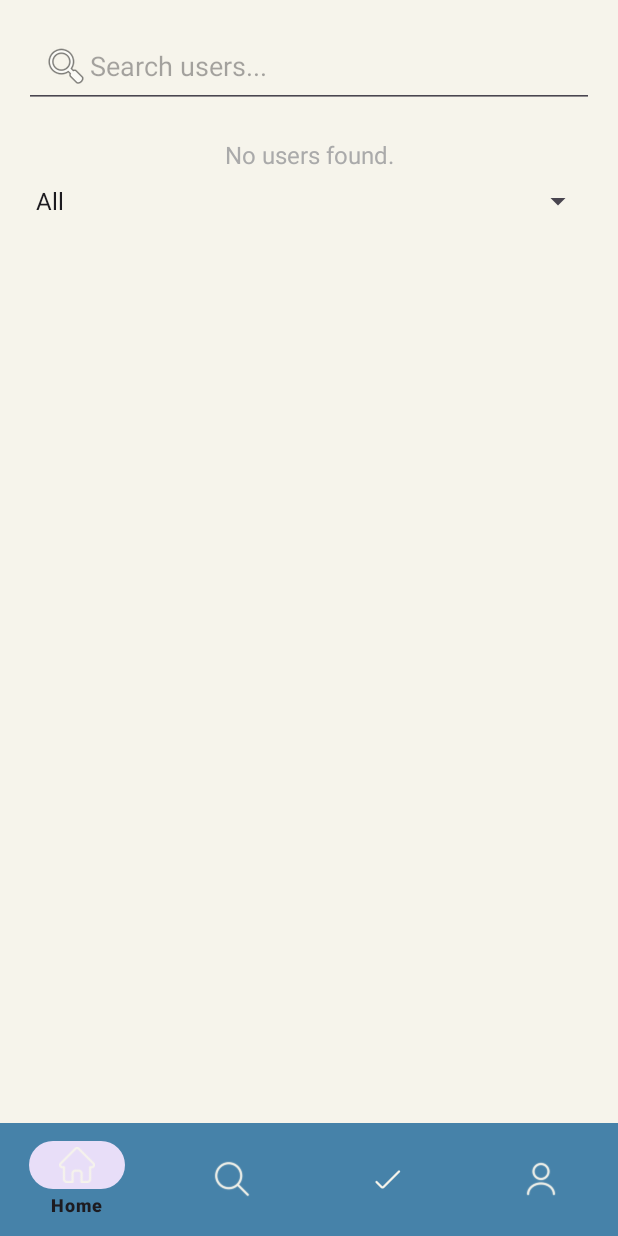
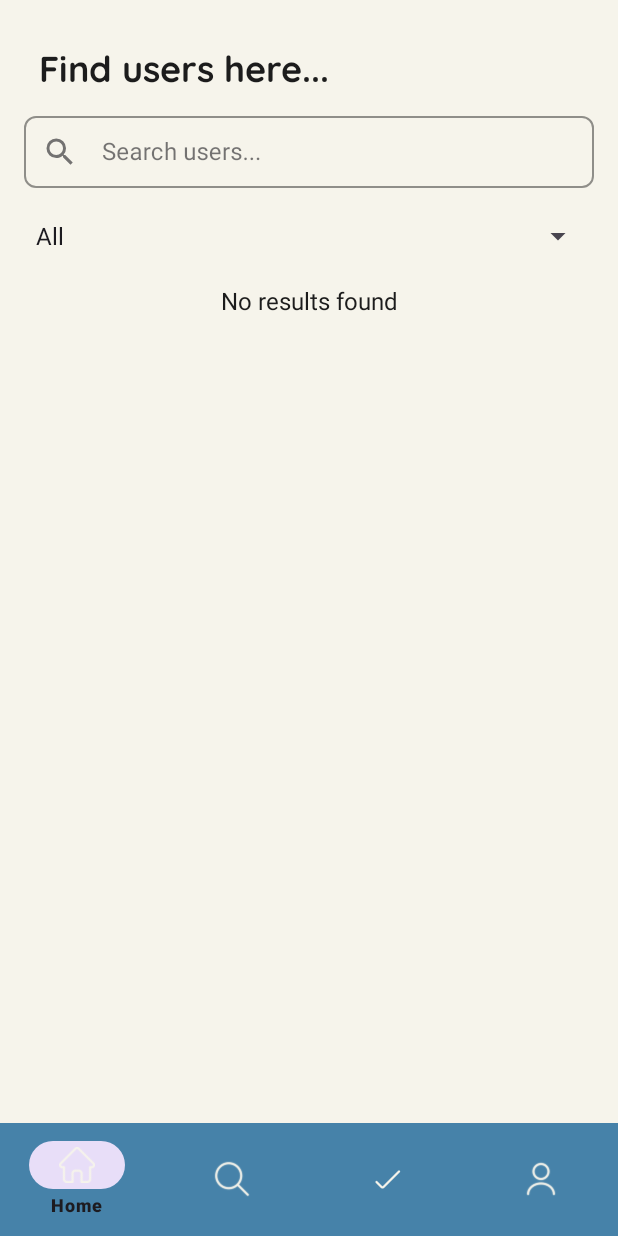
Before and after one commit to Ghostx-x/Hugo, an Android app: the fragment SearchFragment placed in its activity, on a phone screen of 412 x 824 dp. Run offline under Robolectric (Android 15) with nearby library versions, the phone set to English and light mode, and no system bars; our stand-ins replace Firebase (no records; nobody signed in at launch, a user with empty details on screens opened directly), Picasso.

Commit message:
Modified SearchFragment

```diff
--- a/app/src/main/java/com/example/hugo/bottomnavbar/Search/SearchFragment.java
+++ b/app/src/main/java/com/example/hugo/bottomnavbar/Search/SearchFragment.java
@@ -1,12 +1,15 @@
 package com.example.hugo.bottomnavbar.Search;
 
 import android.os.Bundle;
+import android.os.Handler;
+import android.os.Looper;
 import android.text.Editable;
 import android.text.TextWatcher;
 import android.view.LayoutInflater;
 import android.view.View;
 import android.view.ViewGroup;
 import android.widget.AdapterView;
+import android.widget.ArrayAdapter;
 import android.widget.EditText;
 import android.widget.Spinner;
 import android.widget.TextView;
@@ -61,11 +64,22 @@ public class SearchFragment extends Fragment {
 
         usersRef = FirebaseDatabase.getInstance().getReference("Users");
 
+
+
+
         loadAllUsers();
 
         searchInput.addTextChangedListener(new TextWatcher() {
-            @Override public void onTextChanged(CharSequence s, int start, int before, int count) {
-                filterUsers();
+            private final Handler handler = new Handler(Looper.getMainLooper());
+            private Runnable searchRunnable;
+
+            @Override
+            public void onTextChanged(CharSequence s, int start, int before, int count) {
+                if (searchRunnable != null) {
+                    handler.removeCallbacks(searchRunnable);
+                }
+                searchRunnable = () -> filterUsers();
+                handler.postDelayed(searchRunnable, 300);
             }
 
             @Override public void beforeTextChanged(CharSequence s, int start, int count, int after) {}
@@ -82,6 +96,8 @@ public class SearchFragment extends Fragment {
     }
 
     private void loadAllUsers() {
+        noResultsText.setText("Loading...");
+        noResultsText.setVisibility(View.VISIBLE);
         usersRef.addValueEventListener(new ValueEventListener() {
             @Override
             public void onDataChange(@NonNull DataSnapshot snapshot) {
@@ -93,31 +109,34 @@ public class SearchFragment extends Fragment {
                     }
                 }
                 filterUsers();
+                noResultsText.setText("No results found");
             }
 
             @Override
             public void onCancelled(@NonNull DatabaseError error) {
-                Toast.makeText(getContext(), "Failed to load users", Toast.LENGTH_SHORT).show();
+                noResultsText.setText("Failed to load users");
+                Toast.makeText(getContext(), "Error: " + error.getMessage(), Toast.LENGTH_SHORT).show();
             }
         });
     }
 
     private void filterUsers() {
         String query = searchInput.getText().toString().toLowerCase().trim();
-        String selectedRole = roleFilter.getSelectedItem().toString();
+        String selectedRole = roleFilter.getSelectedItem().toString().toLowerCase();
 
         List<User> filtered = new ArrayList<>();
         for (User user : allUsers) {
             if (user == null) continue;
 
-            String name = user.name != null ? user.name : "";
-            String bio = user.bio != null ? user.bio : "";
-            String role = user.userType != null ? user.userType : "";
+            String name = user.name != null ? user.name.toLowerCase() : "";
+            String bio = user.bio != null ? user.bio.toLowerCase() : "";
+            String role = user.userType != null ? user.userType.toLowerCase() : "";
 
-            boolean matchesQuery = FuzzySearchUtil.isFuzzyMatch(query, name) ||
-                    FuzzySearchUtil.isFuzzyMatch(query, bio);
 
-            boolean matchesRole = selectedRole.equals("All") || role.equals(selectedRole);
+            boolean matchesQuery = query.isEmpty() || name.contains(query) || bio.contains(query);
+
+
+            boolean matchesRole = selectedRole.equals("all") || role.equals(selectedRole);
 
             if (matchesQuery && matchesRole) {
                 filtered.add(user);
@@ -127,9 +146,4 @@ public class SearchFragment extends Fragment {
         userAdapter.filterList(filtered);
         noResultsText.setVisibility(filtered.isEmpty() ? View.VISIBLE : View.GONE);
     }
-
-
-
-
-
 }
--- /dev/null
+++ b/app/src/main/res/drawable/ic_clear.xml
@@ -0,0 +1,10 @@
+<?xml version="1.0" encoding="utf-8"?>
+<vector xmlns:android="http://schemas.android.com/apk/res/android"
+    android:width="24dp"
+    android:height="24dp"
+    android:viewportWidth="24"
+    android:viewportHeight="24">
+    <path
+        android:fillColor="@color/black"
+        android:pathData="M19,6.41L17.59,5L12,10.59L6.41,5L5,6.41L10.59,12L5,17.59L6.41,19L12,13.41L17.59,19L19,17.59L13.41,12Z" />
+</vector>
--- /dev/null
+++ b/app/src/main/res/drawable/ic_search.xml
@@ -0,0 +1,10 @@
+<?xml version="1.0" encoding="utf-8"?>
+<vector xmlns:android="http://schemas.android.com/apk/res/android"
+    android:width="24dp"
+    android:height="24dp"
+    android:viewportWidth="24"
+    android:viewportHeight="24">
+    <path
+        android:fillColor="@color/black"
+        android:pathData="M15.5,14h-0.79l-0.28-0.27A6.471,6.471,0,0,0,16,9.5,6.5,6.5,0,1,0,9.5,16c1.61,0,3.09-0.59,4.23-1.57l0.27,0.28v0.79l5,4.99L20.49,19l-4.99-5Zm-6,0C7.01,14,5,11.99,5,9.5S7.01,5,9.5,5,14,7.01,14,9.5,11.99,14,9.5,14Z" />
+</vector>
--- a/app/src/main/res/layout/fragment_search.xml
+++ b/app/src/main/res/layout/fragment_search.xml
@@ -1,29 +1,50 @@
 <LinearLayout xmlns:android="http://schemas.android.com/apk/res/android"
+    xmlns:app="http://schemas.android.com/apk/res-auto"
     android:layout_width="match_parent"
+    android:layout_height="match_parent"
     android:orientation="vertical"
-    android:layout_height="match_parent"
     android:padding="16dp"
     android:background="@color/milky">
 
-    <EditText
-        android:id="@+id/search_input"
+    <TextView
+        android:layout_width="wrap_content"
+        android:layout_height="wrap_content"
+        android:textColor="@color/black"
+        android:textSize="24dp"
+        android:text="Find users here..."
+        android:padding="10dp"
+        android:fontFamily="@font/quicksand_bold"
+    />
+
+    <com.google.android.material.textfield.TextInputLayout
+        android:id="@+id/search_input_layout"
         android:layout_width="match_parent"
         android:layout_height="wrap_content"
-        android:hint="Search users..."
-        android:textColor="@color/black"
-        android:drawableStart="@android:drawable/ic_menu_search"
-        android:padding="12dp" />
-    <TextView
-        android:id="@+id/no_results_text"
-        android:layout_width="match_parent"
-        android:layout_height="wrap_content"
-        android:text="No users found."
-        android:gravity="center"
-        android:visibility="gone"
-        android:textSize="16sp"
-        android:textColor="@android:color/darker_gray"
-        android:layout_marginTop="20dp"/>
+        android:layout_marginBottom="12dp"
+        app:startIconDrawable="@drawable/ic_search"
+        app:endIconMode="clear_text"
+        app:endIconDrawable="@drawable/ic_clear"
+        style="@style/Widget.MaterialComponents.TextInputLayout.OutlinedBox"
+        app:boxStrokeColor="@color/black"
+        app:hintTextColor="@color/black"
+        app:boxCornerRadiusTopStart="8dp"
+        app:boxCornerRadiusTopEnd="8dp"
+        app:boxCornerRadiusBottomStart="8dp"
+        app:boxCornerRadiusBottomEnd="8dp">
 
+        <com.google.android.material.textfield.TextInputEditText
+            android:id="@+id/search_input"
+            android:layout_width="match_parent"
+            android:layout_height="wrap_content"
+            android:hint="Search users..."
+            android:textColor="@color/black"
+            android:textColorHint="@color/gray"
+            android:padding="12dp"
+            android:imeOptions="actionSearch"
+            android:inputType="text"
+            android:background="@null" />
+
+    </com.google.android.material.textfield.TextInputLayout>
 
     <Spinner
         android:id="@+id/role_filter"
@@ -34,8 +55,17 @@
         android:popupTheme="@style/SpinnerItemStyle"
         android:textAppearance="@style/SpinnerItemStyle" />
 
-
-
+    <TextView
+        android:id="@+id/no_results_text"
+        android:layout_width="match_parent"
+        android:layout_height="wrap_content"
+        android:text="No users found"
+        android:gravity="center"
+        android:visibility="gone"
+        android:textSize="16sp"
+        android:textColor="@color/black"
+        android:layout_marginTop="20dp"
+        android:layout_marginBottom="12dp" />
     <androidx.recyclerview.widget.RecyclerView
         android:id="@+id/user_recycler_view"
         android:layout_width="match_parent"
--- a/app/src/main/res/values/colors.xml
+++ b/app/src/main/res/values/colors.xml
@@ -11,4 +11,5 @@
     <color name="nav_selected">#2196F3</color>
     <color name="nav_unselected">#757575</color>
     <color name="nav_ripple">#33000000</color>
+    <color name="primary">#6200EE</color>
 </resources>
--- a/app/src/main/res/values/styles.xml
+++ b/app/src/main/res/values/styles.xml
@@ -10,5 +10,10 @@
         <item name="android:fontFamily">@font/quicksand_semibold</item>
     </style>
 
+    <style name="SpinnerStyle" parent="Widget.MaterialComponents.TextView">
+        <item name="android:textColor">@color/black</item>
+        <item name="android:textSize">16sp</item>
+    </style>
+
 
 </resources>
```
Also changed, not shown: app/src/main/java/com/example/hugo/bottomnavbar/Search/FuzzySearchUtil.java (deleted, +0 -42 lines), 1 other file.
